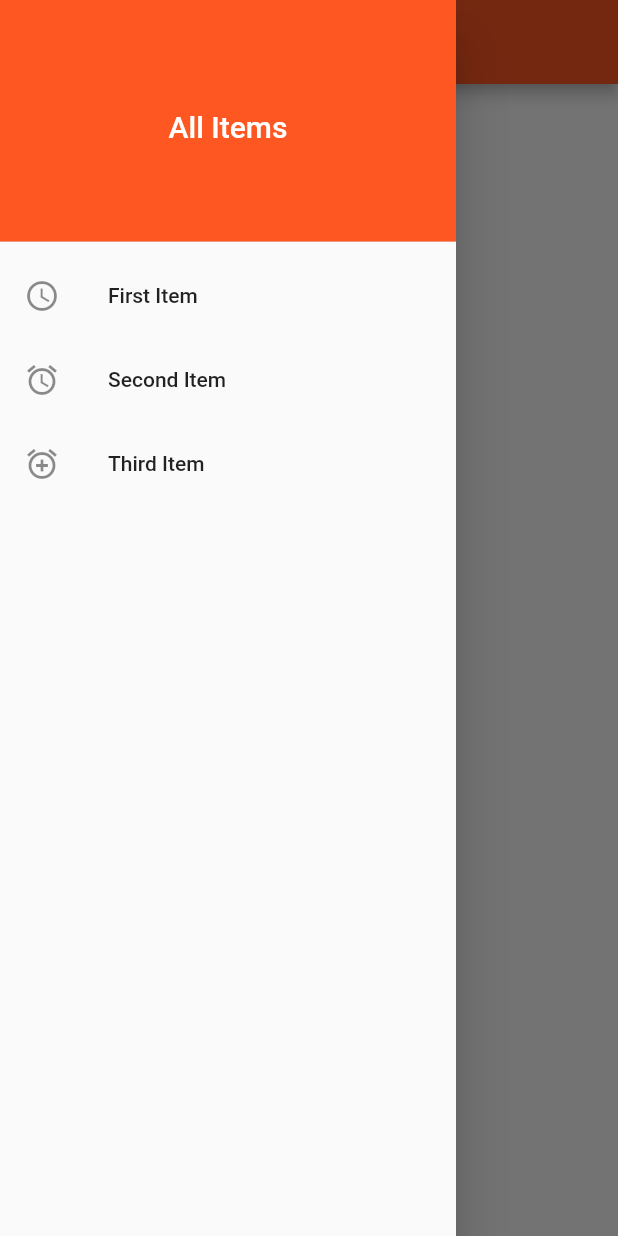
After one commit to imranpollob/flutter-cookbook, a Flutter app: the ScreenDrawer screen opened directly, with the side drawer open, on a phone screen of 412 x 824 dp. The commit adds this screen. Run offline on Flutter 3.47's test engine with Material 2 defaults, Android fonts, the phone set to English and light mode, and no system bars; our stand-ins replace cached_network_image, transparent_image; network calls fail.

Commit message:
drawer added

```diff
--- /dev/null
+++ b/lib/design/ScreenDrawer.dart
@@ -0,0 +1,46 @@
+import 'package:flutter/material.dart';
+
+class ScreenDrawer extends StatelessWidget {
+  @override
+  Widget build(BuildContext context) {
+    return Scaffold(
+      appBar: AppBar(
+        title: Text('Screen Drawer'),
+      ),
+      body: Center(child: Text('Exploring Drawer')),
+      drawer: Drawer(
+        child: ListView(
+          children: <Widget>[
+            DrawerHeader(
+              child: Center(
+                child: Text(
+                  'All Items',
+                  style: TextStyle(
+                    color: Colors.white,
+                    fontSize: 20,
+                  ),
+                ),
+              ),
+              decoration: BoxDecoration(color: Theme.of(context).accentColor),
+            ),
+            ListTile(
+              leading: Icon(Icons.access_time),
+              title: Text('First Item'),
+              onTap: () => Navigator.pop(context),
+            ),
+            ListTile(
+              leading: Icon(Icons.access_alarm),
+              title: Text('Second Item'),
+              onTap: () => Navigator.pop(context),
+            ),
+            ListTile(
+              leading: Icon(Icons.add_alarm),
+              title: Text('Third Item'),
+              onTap: () => Navigator.pop(context),
+            ),
+          ],
+        ),
+      ),
+    );
+  }
+}
--- a/pubspec.yaml
+++ b/pubspec.yaml
@@ -21,6 +21,7 @@ dependencies:
     sdk: flutter
 
   transparent_image: ^1.0.0
+  cached_network_image: ^0.7.0
 
   # The following adds the Cupertino Icons font to your application.
   # Use with the CupertinoIcons class for iOS style icons.
```
Also changed, not shown: lib/image/CachedImage.dart (added, +18 -0 lines), lib/main.dart (+30 -2 lines), pubspec.lock.
